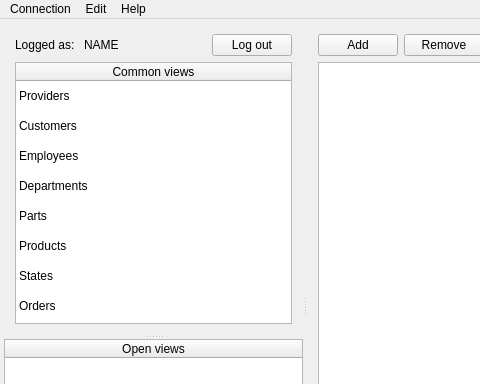
The window that dialogs/mainwindow.ui (Arquanite/KettleClient) describes before a commit, drawn with Qt 5; both pictures show x 0 to 480 and y 0 to 384 of the 988 by 612 pixel window.
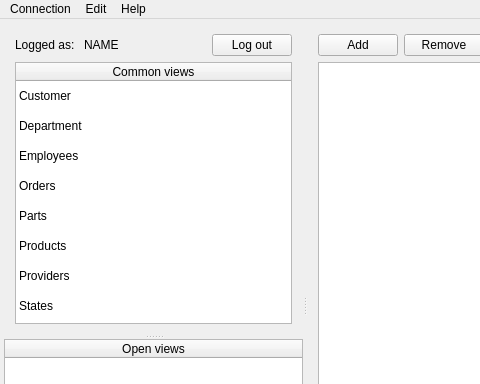
The same window after the commit.

What changed in the file:
```diff
--- a/dialogs/mainwindow.ui
+++ b/dialogs/mainwindow.ui
@@ -155,12 +155,12 @@
            </column>
            <item row="0" column="0">
             <property name="text">
-             <string>Providers</string>
+             <string>Customer</string>
             </property>
            </item>
            <item row="1" column="0">
             <property name="text">
-             <string>Customers</string>
+             <string>Department</string>
             </property>
            </item>
            <item row="2" column="0">
@@ -170,7 +170,7 @@
            </item>
            <item row="3" column="0">
             <property name="text">
-             <string>Departments</string>
+             <string>Orders</string>
             </property>
            </item>
            <item row="4" column="0">
@@ -185,12 +185,12 @@
            </item>
            <item row="6" column="0">
             <property name="text">
-             <string>States</string>
+             <string>Providers</string>
             </property>
            </item>
            <item row="7" column="0">
             <property name="text">
-             <string>Orders</string>
+             <string>States</string>
             </property>
            </item>
           </widget>
```
